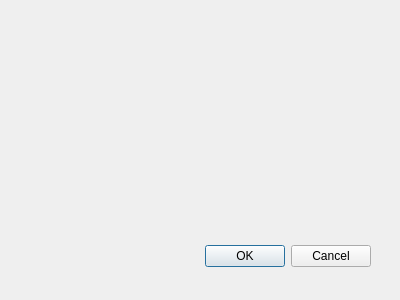
Old version of the form NewNodeDialog.ui in the repository D-Pointer/imperium-behavior-tree-editor.
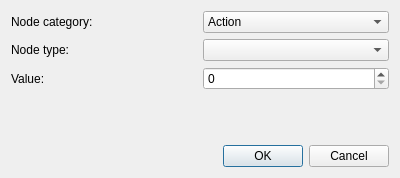
New version of the form.

Diff of the .ui file:
```diff
--- a/NewNodeDialog.ui
+++ b/NewNodeDialog.ui
@@ -9,28 +9,92 @@
     <x>0</x>
     <y>0</y>
     <width>400</width>
-    <height>300</height>
+    <height>178</height>
    </rect>
   </property>
   <property name="windowTitle">
    <string>Dialog</string>
   </property>
-  <widget name="buttonBox" class="QDialogButtonBox">
-   <property name="geometry">
-    <rect>
-     <x>30</x>
-     <y>240</y>
-     <width>341</width>
-     <height>32</height>
-    </rect>
-   </property>
-   <property name="orientation">
-    <enum>Qt::Horizontal</enum>
-   </property>
-   <property name="standardButtons">
-    <set>QDialogButtonBox::Cancel|QDialogButtonBox::Ok</set>
-   </property>
-  </widget>
+  <layout class="QGridLayout" name="gridLayout">
+   <item row="0" column="0">
+    <widget class="QLabel" name="label">
+     <property name="text">
+      <string>Node category:</string>
+     </property>
+    </widget>
+   </item>
+   <item row="0" column="1">
+    <widget class="QComboBox" name="category">
+     <item>
+      <property name="text">
+       <string>Action</string>
+      </property>
+     </item>
+     <item>
+      <property name="text">
+       <string>Composite</string>
+      </property>
+     </item>
+     <item>
+      <property name="text">
+       <string>Condition</string>
+      </property>
+     </item>
+     <item>
+      <property name="text">
+       <string>Decorator</string>
+      </property>
+     </item>
+    </widget>
+   </item>
+   <item row="1" column="0">
+    <widget class="QLabel" name="label_2">
+     <property name="text">
+      <string>Node type:</string>
+     </property>
+    </widget>
+   </item>
+   <item row="1" column="1">
+    <widget class="QComboBox" name="type"/>
+   </item>
+   <item row="2" column="0">
+    <widget class="QLabel" name="label_3">
+     <property name="text">
+      <string>Value:</string>
+     </property>
+    </widget>
+   </item>
+   <item row="2" column="1">
+    <widget class="QSpinBox" name="value">
+     <property name="maximum">
+      <number>1000</number>
+     </property>
+    </widget>
+   </item>
+   <item row="3" column="1">
+    <spacer name="verticalSpacer">
+     <property name="orientation">
+      <enum>Qt::Vertical</enum>
+     </property>
+     <property name="sizeHint" stdset="0">
+      <size>
+       <width>20</width>
+       <height>17</height>
+      </size>
+     </property>
+    </spacer>
+   </item>
+   <item row="4" column="0" colspan="2">
+    <widget class="QDialogButtonBox" name="buttonBox">
+     <property name="orientation">
+      <enum>Qt::Horizontal</enum>
+     </property>
+     <property name="standardButtons">
+      <set>QDialogButtonBox::Cancel|QDialogButtonBox::Ok</set>
+     </property>
+    </widget>
+   </item>
+  </layout>
  </widget>
  <pixmapfunction/>
  <resources/>
```
Left out of the diff: 7 changed lines with no effect on the pictures.
